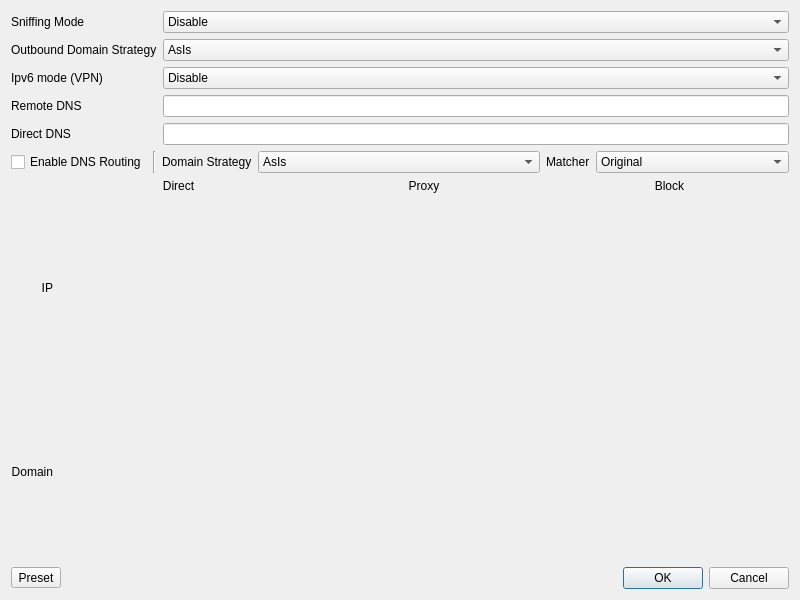
Above: ui/dialog_manage_routes.ui from MatsuriDayo/nekoray before the change. Below: the same form after it.
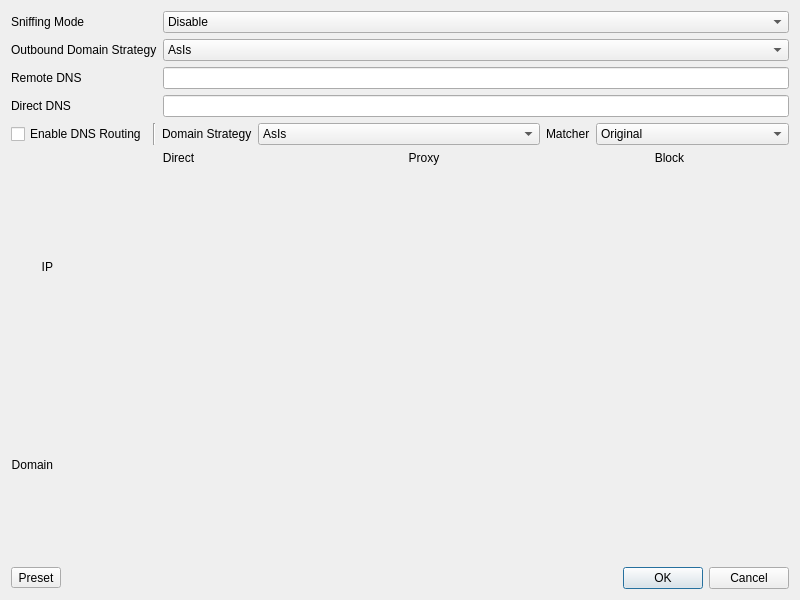
That is the form after the change.

```diff
--- a/ui/dialog_manage_routes.ui
+++ b/ui/dialog_manage_routes.ui
@@ -18,52 +18,7 @@
     <layout class="QVBoxLayout" name="verticalLayout">
      <item>
       <layout class="QGridLayout" name="gridLayout_2">
-       <item row="3" column="0">
-        <widget class="QLabel" name="label_3">
-         <property name="text">
-          <string>Outbound Domain Strategy</string>
-         </property>
-        </widget>
-       </item>
-       <item row="4" column="0">
-        <widget class="QLabel" name="label_4">
-         <property name="text">
-          <string>Ipv6 mode (VPN)</string>
-         </property>
-        </widget>
-       </item>
-       <item row="4" column="1">
-        <widget class="QComboBox" name="ipv6_mode">
-         <item>
-          <property name="text">
-           <string>Disable</string>
-          </property>
-         </item>
-         <item>
-          <property name="text">
-           <string>Enable</string>
-          </property>
-         </item>
-         <item>
-          <property name="text">
-           <string>Prefer</string>
-          </property>
-         </item>
-         <item>
-          <property name="text">
-           <string>Only</string>
-          </property>
-         </item>
-        </widget>
-       </item>
-       <item row="2" column="0">
-        <widget class="QLabel" name="label">
-         <property name="text">
-          <string>Sniffing Mode</string>
-         </property>
-        </widget>
-       </item>
-       <item row="2" column="1">
+       <item row="0" column="1">
         <widget class="QComboBox" name="sniffing_mode">
          <item>
           <property name="text">
@@ -82,7 +37,28 @@
          </item>
         </widget>
        </item>
-       <item row="3" column="1">
+       <item row="0" column="0">
+        <widget class="QLabel" name="label">
+         <property name="text">
+          <string>Sniffing Mode</string>
+         </property>
+        </widget>
+       </item>
+       <item row="1" column="0">
+        <widget class="QLabel" name="label_3">
+         <property name="text">
+          <string>Outbound Domain Strategy</string>
+         </property>
+        </widget>
+       </item>
+       <item row="2" column="0">
+        <widget class="QLabel" name="label_9">
+         <property name="text">
+          <string>Remote DNS</string>
+         </property>
+        </widget>
+       </item>
+       <item row="1" column="1">
         <widget class="QComboBox" name="outbound_domain_strategy">
          <property name="editable">
           <bool>false</bool>
@@ -119,26 +95,19 @@
          </item>
         </widget>
        </item>
-       <item row="6" column="0">
-        <widget class="QLabel" name="label_8">
-         <property name="text">
-          <string>Direct DNS</string>
-         </property>
-        </widget>
-       </item>
-       <item row="5" column="0">
-        <widget class="QLabel" name="label_9">
-         <property name="text">
-          <string>Remote DNS</string>
-         </property>
-        </widget>
-       </item>
-       <item row="5" column="1">
+       <item row="2" column="1">
         <widget class="QLineEdit" name="dns_remote"/>
        </item>
-       <item row="6" column="1">
+       <item row="3" column="1">
         <widget class="QLineEdit" name="dns_direct"/>
        </item>
+       <item row="3" column="0">
+        <widget class="QLabel" name="label_8">
+         <property name="text">
+          <string>Direct DNS</string>
+         </property>
+        </widget>
+       </item>
       </layout>
      </item>
      <item>
```
Left out of the diff: 1 changed line with no effect on the pictures.
